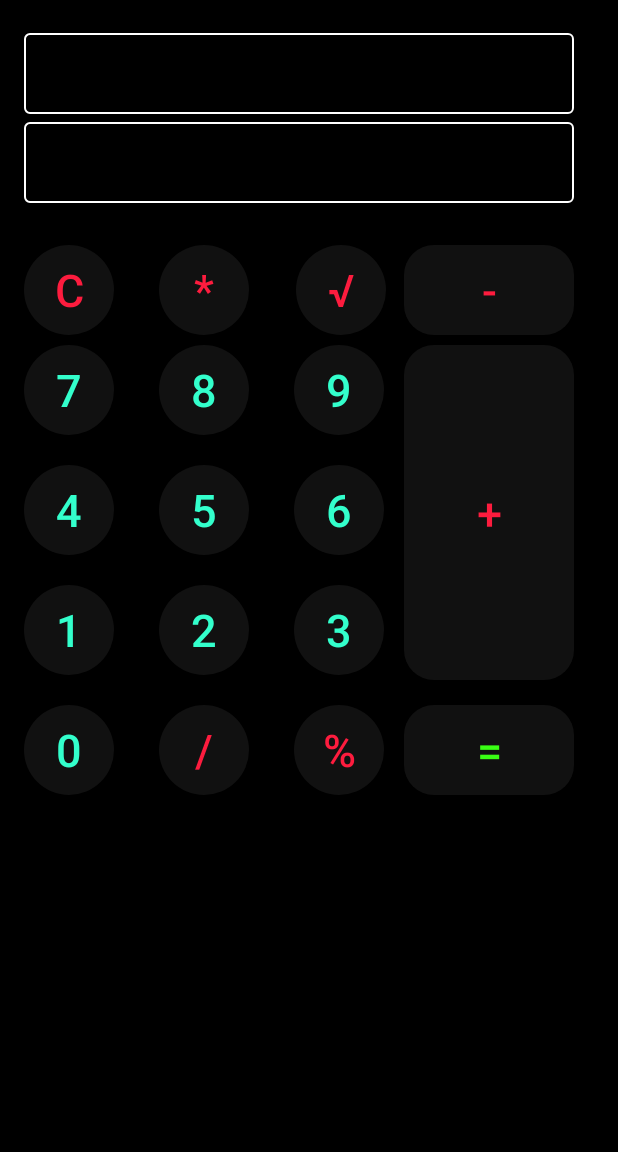
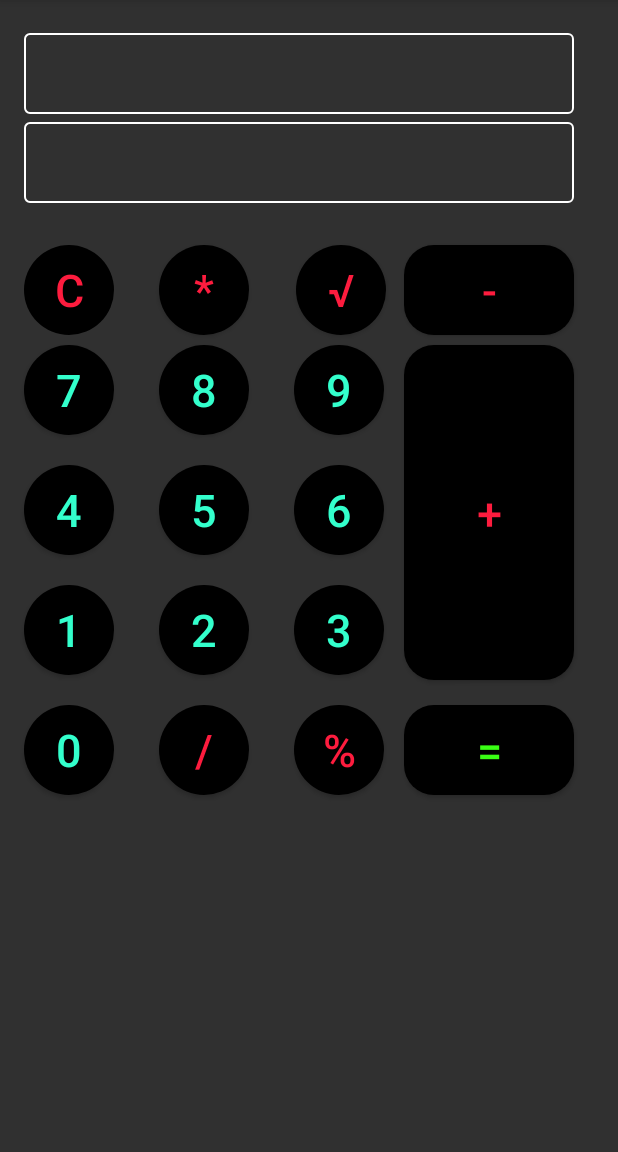
Before and after one commit to Manish068/My-calculator-master, an Android app: the screen it shows after launch (MainActivity), on a phone screen of 412 x 824 dp, the part 84-1236 px from its top. Run offline under Robolectric (Android 15) with nearby library versions, the phone set to English and light mode, and no system bars.

Commit message:
theme changes in simple calculator

```diff
--- a/app/src/main/res/drawable/round_corn.xml
+++ b/app/src/main/res/drawable/round_corn.xml
@@ -1,6 +1,6 @@
 <?xml version="1.0" encoding="utf-8"?>
 <shape xmlns:android="http://schemas.android.com/apk/res/android">
 
-    <solid android:color="#111111"/>
+    <solid android:color="?attr/buttoncolor"/>
     <corners android:radius="20dp"/>
 </shape>
--- a/app/src/main/res/drawable/t_border.xml
+++ b/app/src/main/res/drawable/t_border.xml
@@ -4,7 +4,7 @@
 
     <stroke
         android:width="1dp"
-        android:color="#FFFFFF"
+        android:color="?attr/bordercolor"
         />
     <corners android:radius="3dp"/>
 
--- a/app/src/main/res/layout/activity_main.xml
+++ b/app/src/main/res/layout/activity_main.xml
@@ -6,17 +6,19 @@
     android:layout_width="match_parent"
     android:layout_height="match_parent"
     tools:context=".MainActivity"
-    android:id="@+id/drawer" >
+    android:id="@+id/drawer"
+    >
 <RelativeLayout
+    android:background="?attr/backgroundcolor"
     android:layout_width="match_parent"
     android:layout_height="match_parent"
-    android:background="#000000">
+    >
 
     <Button
         android:id="@+id/num7"
         android:layout_width="60dp"
         android:layout_height="60dp"
-        android:textColor="#33FFCC"
+        android:textColor="?attr/textcolor"
         android:textSize="30sp"
         android:background="@drawable/circle_button"
         android:layout_alignParentStart="true"
@@ -26,7 +28,7 @@
 
     <Button
         android:id="@+id/num8"
-        android:textColor="#33FFCC"
+        android:textColor="?attr/textcolor"
         android:textSize="30sp"
         android:layout_width="60dp"
         android:layout_height="60dp"
@@ -39,9 +41,6 @@
 
     <Button
         android:id="@+id/a"
-        android:textColor="#FD1C3E"
-        android:textSize="30sp"
-        android:background="@drawable/round_corn"
         android:layout_width="113dp"
         android:layout_height="223dp"
         android:layout_alignParentTop="true"
@@ -49,8 +48,11 @@
         android:layout_marginStart="13dp"
         android:layout_marginTop="230dp"
         android:layout_marginEnd="29dp"
-        android:layout_toEndOf="@+id/num9"
-        android:text="@string/ad" />
+        android:layout_toEndOf="@+id/num6"
+        android:background="@drawable/round_corn"
+        android:text="@string/ad"
+        android:textColor="#FD1C3E"
+        android:textSize="30sp" />
 
     <Button
         android:id="@+id/e"
@@ -80,7 +82,7 @@
         android:layout_marginTop="81dp"
         android:layout_marginEnd="29dp"
         android:background="@drawable/t_border"
-        android:textColor="#FFFFFF"
+        android:textColor="?attr/edittext"
         android:textSize="25sp"
         android:textStyle="bold" />
 
@@ -88,7 +90,7 @@
         android:id="@+id/res"
         android:layout_width="364dp"
         android:layout_height="54dp"
-        android:textColor="#FFFFFF"
+        android:textColor="?attr/edittext"
         android:textStyle="bold"
         android:gravity="center_vertical|end"
         android:textSize="25sp"
@@ -101,7 +103,7 @@
         android:layout_marginEnd="29dp" />
 
     <Button
-        android:textColor="#33FFCC"
+        android:textColor="?attr/textcolor"
         android:textSize="30sp"
         android:id="@+id/num9"
         android:background="@drawable/circle_button"
@@ -115,7 +117,7 @@
 
     <Button
         android:id="@+id/num0"
-        android:textColor="#33FFCC"
+        android:textColor="?attr/textcolor"
         android:textSize="30sp"
         android:layout_width="60dp"
         android:layout_height="60dp"
@@ -128,7 +130,7 @@
 
     <Button
         android:id="@+id/num4"
-        android:textColor="#33FFCC"
+        android:textColor="?attr/textcolor"
         android:textSize="30sp"
         android:layout_width="60dp"
         android:layout_height="60dp"
@@ -141,7 +143,7 @@
 
     <Button
         android:id="@+id/num5"
-        android:textColor="#33FFCC"
+        android:textColor="?attr/textcolor"
         android:textSize="30sp"
         android:layout_width="60dp"
         android:layout_height="60dp"
@@ -154,7 +156,7 @@
 
     <Button
         android:id="@+id/num1"
-        android:textColor="#33FFCC"
+        android:textColor="?attr/textcolor"
         android:textSize="30sp"
         android:layout_width="60dp"
         android:layout_height="60dp"
@@ -167,7 +169,7 @@
 
     <Button
         android:id="@+id/num6"
-        android:textColor="#33FFCC"
+        android:textColor="?attr/textcolor"
         android:textSize="30sp"
         android:layout_width="60dp"
         android:layout_height="60dp"
@@ -180,7 +182,7 @@
 
     <Button
         android:id="@+id/num2"
-        android:textColor="#33FFCC"
+        android:textColor="?attr/textcolor"
         android:textSize="30sp"
         android:layout_width="60dp"
         android:layout_height="60dp"
@@ -193,7 +195,7 @@
 
     <Button
         android:id="@+id/num3"
-        android:textColor="#33FFCC"
+        android:textColor="?attr/textcolor"
         android:textSize="30sp"
         android:layout_width="60dp"
         android:layout_height="60dp"
--- a/app/src/main/res/layout/settinglayout.xml
+++ b/app/src/main/res/layout/settinglayout.xml
@@ -21,7 +21,7 @@
                 android:layout_width="wrap_content"
                 android:layout_height="wrap_content"
                 android:textSize="20sp"
-                android:textColor="?attr/textcolor"
+                android:textColor="#000000"
                 android:text="Look and Feel"/>
             <Switch
                 android:id="@+id/myswitch"
--- a/app/src/main/res/menu/nav_menu.xml
+++ b/app/src/main/res/menu/nav_menu.xml
@@ -7,7 +7,7 @@
 
     <item android:id="@+id/standard"
         android:title="Standard calculator"
-        android:icon="@drawable/ic_calculator"/>
+        android:icon="@drawable/ic_calculator" />
 
     <item android:id="@+id/home"
         android:title="Scientific Calculator "
--- a/app/src/main/res/values/attrs.xml
+++ b/app/src/main/res/values/attrs.xml
@@ -5,7 +5,9 @@
         <attr name="cardbackground" format="color"/>
         <attr name="textcolor" format="color"/>
         <attr name="tintcolor" format="color"/>
+        <attr name="edittext" format="color"/>
         <attr name="buttoncolor" format="color"/>
+        <attr name="bordercolor" format="color"/>
         <attr name="ButtonTextColor" format="color"/>
     </declare-styleable>
 </resources>
--- a/app/src/main/res/values/styles.xml
+++ b/app/src/main/res/values/styles.xml
@@ -9,8 +9,10 @@
         <item name="backgroundcolor">#303030</item>
         <item name="cardbackground">#424242</item>
         <item name="ButtonTextColor">#808080</item>
-        <item name="buttoncolor">#111111</item>
-        <item name="textcolor">#ffffff</item>
+        <item name="buttoncolor">#000000</item>
+        <item name="textcolor">#33FFCC</item>
+        <item name="bordercolor">#FFFFFF</item>
+        <item name="edittext">#FFFFFF</item>
     </style>
 
     <style name="LightTheme" parent="Theme.AppCompat.Light.DarkActionBar">
@@ -21,8 +23,10 @@
         <item name="backgroundcolor">#fcfcfc</item>
         <item name="ButtonTextColor">#808080</item>
         <item name="cardbackground">#ffffff</item>
-        <item name="buttoncolor">#ffffff</item>
-        <item name="textcolor">#000000</item>
+        <item name="buttoncolor">#2196f3</item>
+        <item name="bordercolor">#000000</item>
+        <item name="textcolor">#FFFFFF</item>
+        <item name="edittext">#000000</item>
     </style>
 
     <style name="DarkTheme.NoAcionBar">
```
